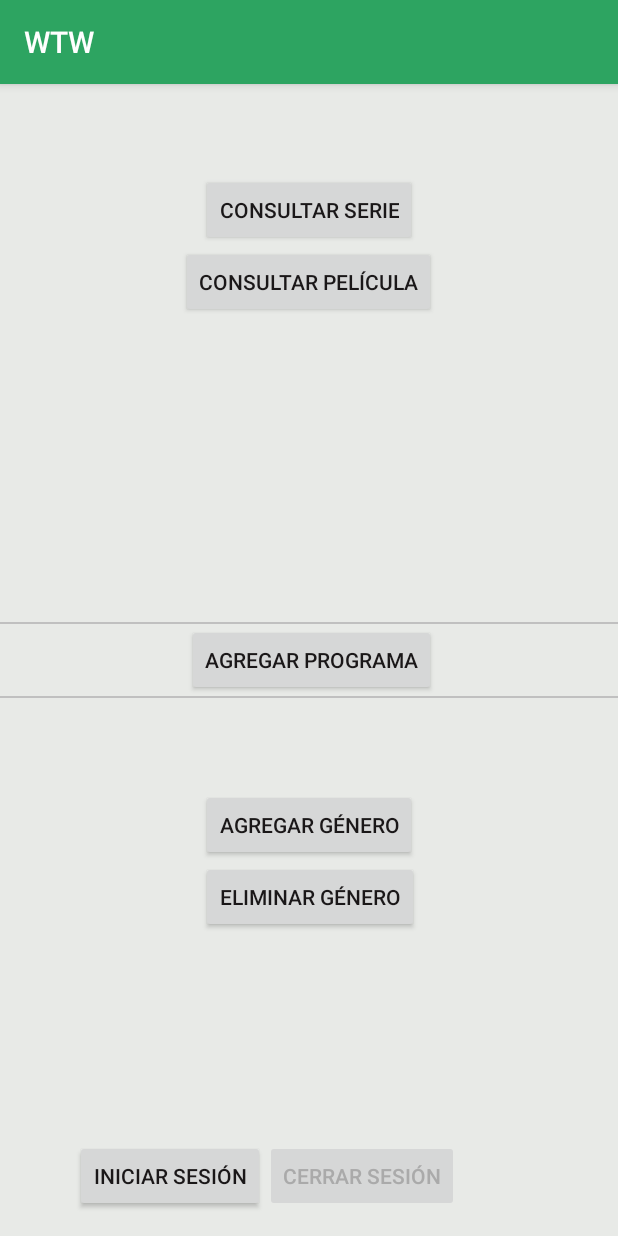
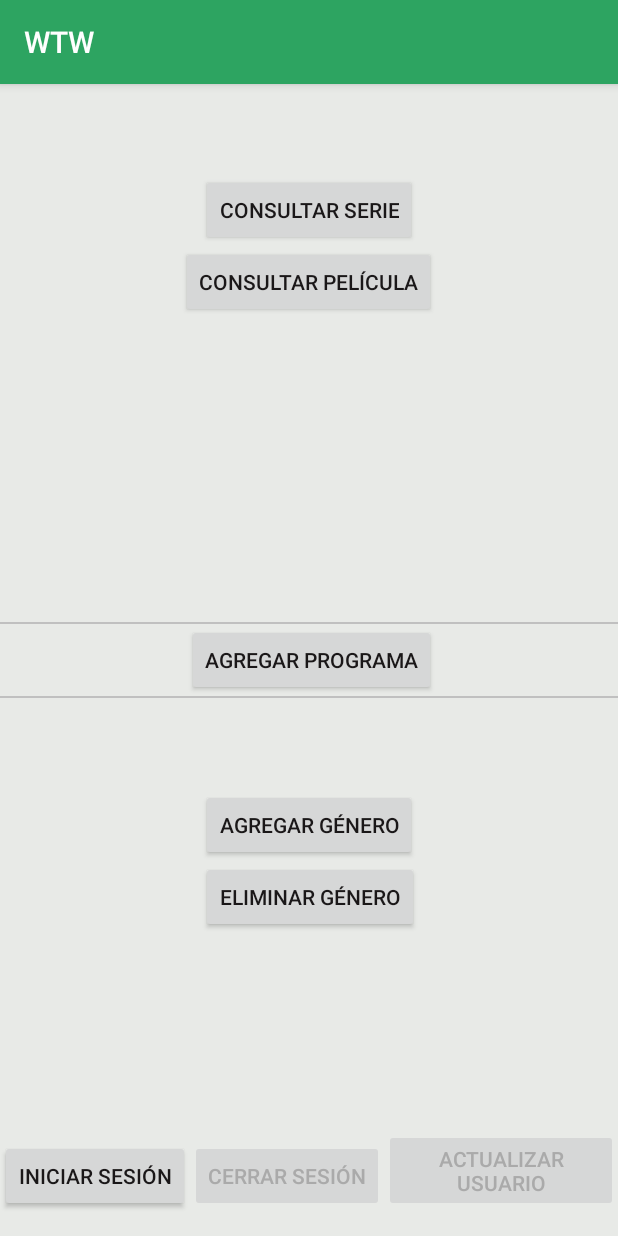
Before and after one commit to camilonar/WTW, an Android app: the screen it shows after launch (MainActivity), on a phone screen of 412 x 824 dp. Run offline under Robolectric (Android 15) with nearby library versions, the phone set to English and light mode, and no system bars; Roboto replaces fonts that are not available here.

Commit message:
Se vinculó el Modificar Usuario al flujo de la aplicación

```diff
--- a/app/src/main/AndroidManifest.xml
+++ b/app/src/main/AndroidManifest.xml
@@ -55,7 +55,9 @@
 
         <activity android:name=".Activities.ActivityInicioSesion"
             android:screenOrientation="portrait" />
-        <activity android:name=".Activities.Series.ActivityConfigurarCuenta"
+        <activity android:name=".Activities.ActivityModificarUsuario"
+            android:screenOrientation="portrait" />
+        <activity android:name=".Activities.ActivityGestionUsuario"
             android:screenOrientation="portrait" />
     </application>
 
--- a/app/src/main/res/layout/activity_main.xml
+++ b/app/src/main/res/layout/activity_main.xml
@@ -90,9 +90,7 @@
         android:onClick="onClickIniciarSesion"
         android:layout_alignTop="@+id/btnCerrarSesion"
         android:layout_alignParentLeft="true"
-        android:layout_alignParentStart="true"
-        android:layout_marginLeft="50dp"
-        android:layout_marginStart="50dp" />
+        android:layout_alignParentStart="true" />
     <Button
         android:layout_width="wrap_content"
         android:layout_height="wrap_content"
@@ -105,5 +103,17 @@
         android:layout_toRightOf="@+id/btnInicioSesion"
         android:layout_alignParentBottom="true"
         android:layout_centerHorizontal="true" />
+    <Button
+        android:layout_width="wrap_content"
+        android:layout_height="wrap_content"
+        android:text="Actualizar usuario"
+        android:id="@+id/btnModificarUsuario"
+        android:enabled="false"
+        android:nestedScrollingEnabled="true"
+        android:textColor="@android:color/darker_gray"
+        android:onClick="onClickModificarUsuario"
+        android:layout_toRightOf="@+id/btnCerrarSesion"
+        android:layout_alignParentBottom="true"
+        android:layout_centerHorizontal="true" />
 
 </RelativeLayout>
```
Also changed, not shown: app/src/main/java/epiphany_soft/wtw/Activities/ActivityGestionUsuario.java (added, +9 -0 lines), app/src/main/java/epiphany_soft/wtw/Activities/ActivityModificarUsuario.java (+8 -1 lines), app/src/main/java/epiphany_soft/wtw/Activities/MainActivity.java (+8 -0 lines), app/src/main/java/epiphany_soft/wtw/Activities/Series/ActivityConfigurarCuenta.java (deleted, +0 -22 lines), app/src/main/res/layout/activity_configurar_cuenta.xml (deleted, +0 -30 lines).
